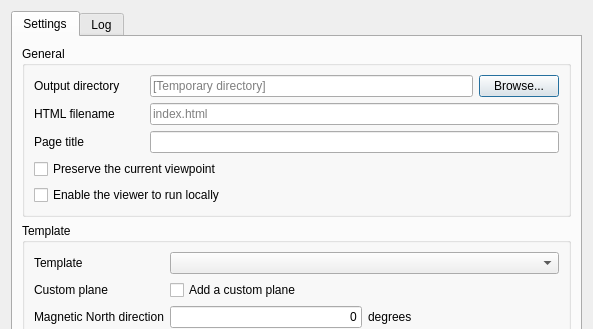
Old version of the form gui/ui/exporttowebdialog.ui in the repository minorua/Qgis2threejs; both pictures show x 0 to 593 and y 0 to 329 of the 593 by 487 pixel window.
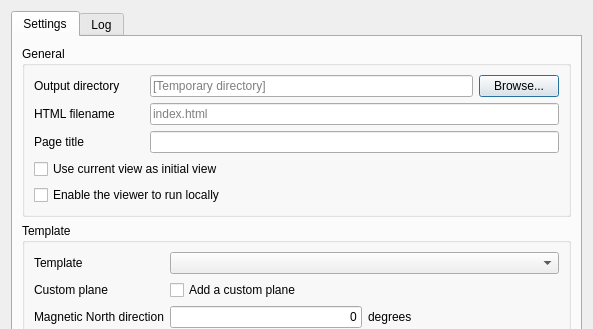
New version of the form.

Commit message: rename checkBox_PreserveViewpoint to checkBox_UseCurrentView in ExportToWebDialog

The edit to the form file:
```diff
--- a/gui/ui/exporttowebdialog.ui
+++ b/gui/ui/exporttowebdialog.ui
@@ -87,7 +87,7 @@
           <item row="3" column="0" colspan="3">
            <widget class="QCheckBox" name="checkBox_PreserveViewpoint">
             <property name="text">
-             <string>Preserve the current viewpoint</string>
+             <string>Use current view as initial view</string>
             </property>
            </widget>
           </item>
```
Left out of the diff: 4 changed lines with no effect on the pictures. The commit also changes 2 other files.
